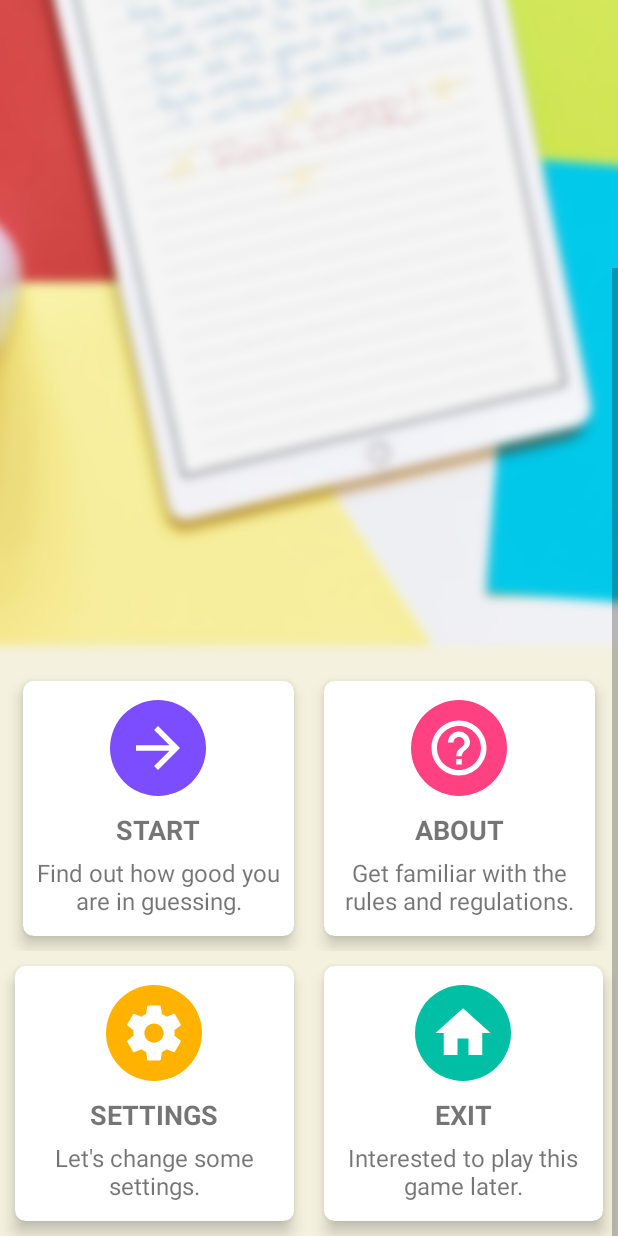
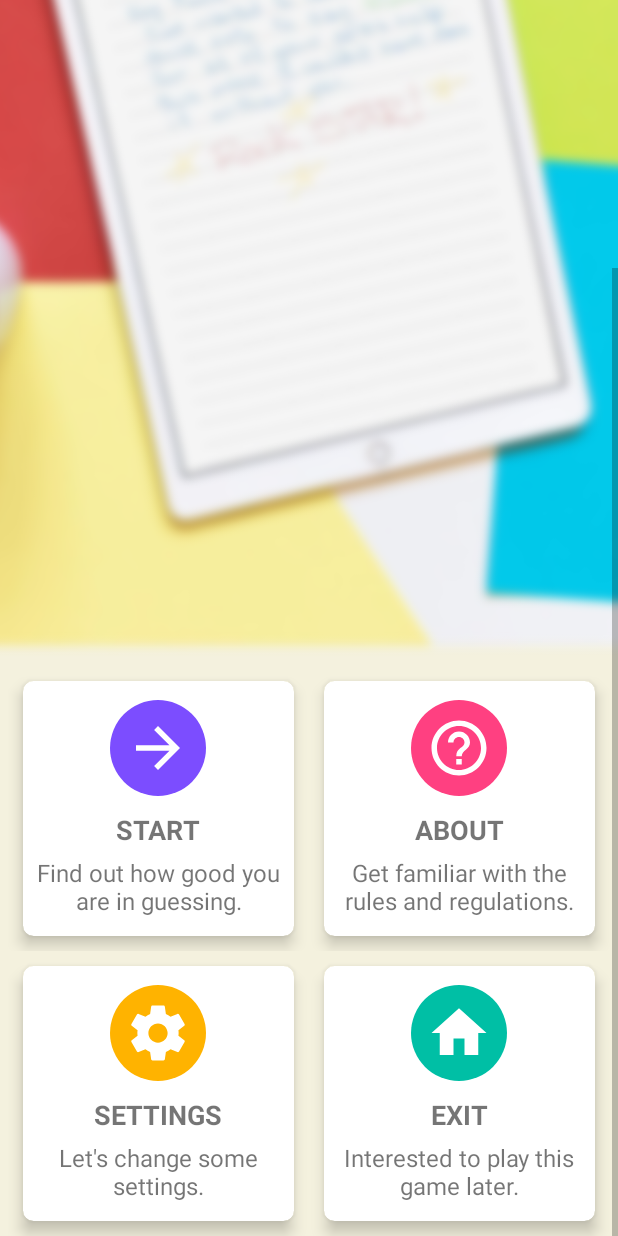
Before and after one commit to JuzerTaher/TheGuessGame, an Android app: the screen it shows after launch (MainActivity), scrolled down 228 dp, on a phone screen of 412 x 824 dp. Run offline under Robolectric (Android 15) with nearby library versions, the phone set to English and light mode, and no system bars.

```diff
--- a/app/src/main/res/layout/activity_main.xml
+++ b/app/src/main/res/layout/activity_main.xml
@@ -126,7 +126,9 @@
                 <LinearLayout
                     android:layout_width="match_parent"
                     android:layout_height="wrap_content"
-                    android:orientation="horizontal">
+                    android:orientation="horizontal"
+                    android:paddingLeft="5dp"
+                    android:paddingRight="5dp">
 
                     <android.support.v7.widget.CardView
                         android:layout_width="140dp"
```
Also changed, not shown: app/src/main/java/com/example/juzer/dashboard/MainActivity.java (+22 -2 lines).
